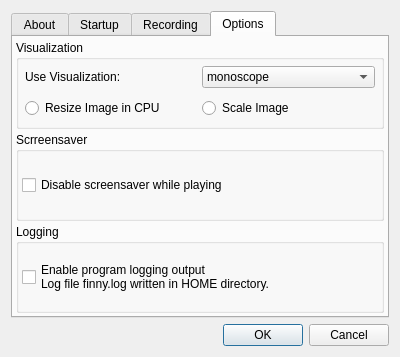
Above: finny/ui/Settings.ui from RyanNerd/finny before the change. Below: the same form after it.
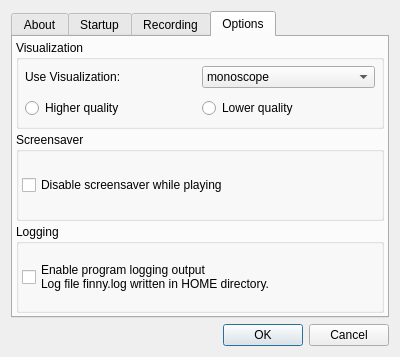
That is the form after the change. The open tabs and pages were chosen to show the change. Icons and pictures are not drawn.

Commit message: Minor corrections to the settings dialog, including a spelling error, some blurb text and starting it on the "about tab."

The edit to the form file:
```diff
--- a/finny/ui/Settings.ui
+++ b/finny/ui/Settings.ui
@@ -492,14 +492,14 @@
              <item>
               <widget class="QRadioButton" name="ximagesink">
                <property name="text">
-                <string>Resize Image in CPU</string>
+                <string>Higher quality</string>
                </property>
               </widget>
              </item>
              <item>
               <widget class="QRadioButton" name="xvimagesink">
                <property name="text">
-                <string>Scale Image</string>
+                <string>Lower quality</string>
                </property>
               </widget>
              </item>
@@ -512,7 +512,7 @@
        <item>
         <widget class="QGroupBox" name="groupBox_4">
          <property name="title">
-          <string>Scrreensaver</string>
+          <string>Screensaver</string>
          </property>
          <layout class="QVBoxLayout" name="verticalLayout_12">
           <property name="spacing">
```
Left out of the diff: 2 changed lines with no effect on the pictures.
